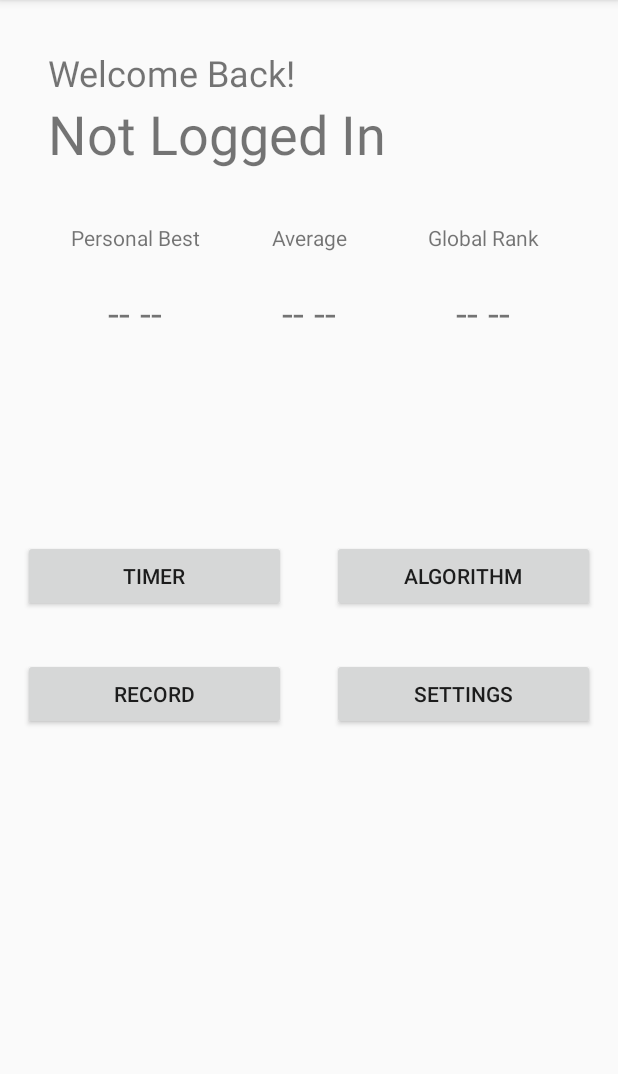
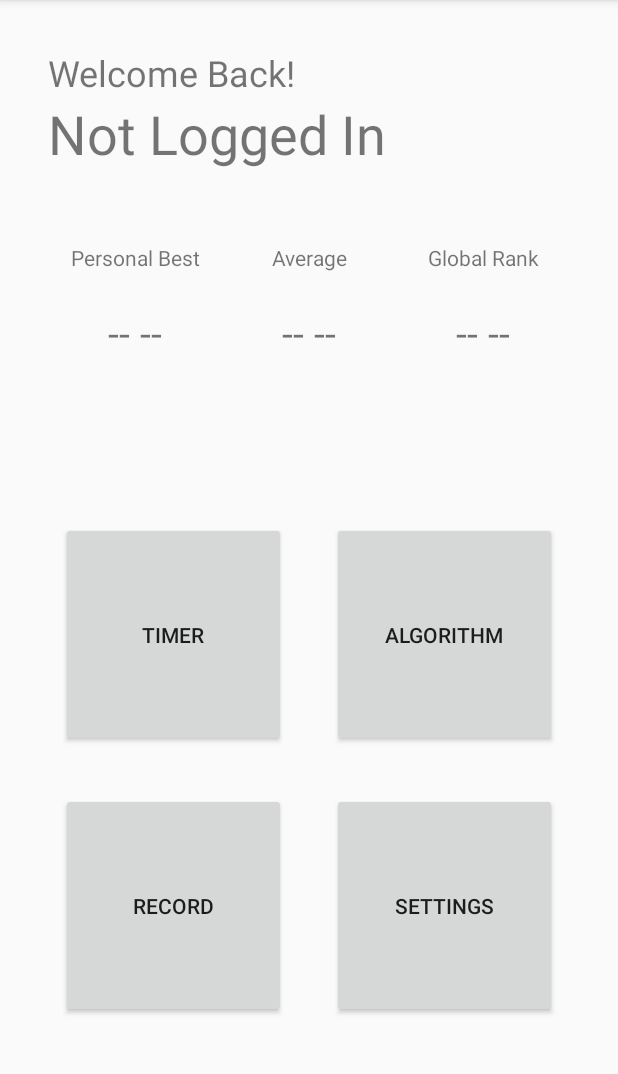
Before and after one commit to IT114118/ITP4210-RubiksCubeTimer-Client, an Android app: the screen it shows after launch (MainActivity), on a phone screen of 412 x 824 dp, the part 84-1158 px from its top. Run offline under Robolectric (Android 15) with nearby library versions, the phone set to English and light mode, and no system bars.

Commit message:
Updated MainActivity.java and activity_main.xml

```diff
--- a/app/src/main/res/layout/activity_main.xml
+++ b/app/src/main/res/layout/activity_main.xml
@@ -7,60 +7,6 @@
     android:layout_width="match_parent"
     android:layout_height="match_parent"
     tools:context=".MainActivity">
-
-    <LinearLayout
-        android:id="@+id/linearLayout2"
-        android:layout_width="match_parent"
-        android:layout_height="wrap_content"
-        android:gravity="center"
-        android:orientation="horizontal"
-        app:layout_constraintBottom_toBottomOf="parent"
-        app:layout_constraintTop_toTopOf="parent"
-        tools:ignore="MissingConstraints">
-
-        <Button
-            android:id="@+id/btn_timer"
-            android:layout_width="0dp"
-            android:layout_height="wrap_content"
-            android:layout_margin="15dp"
-            android:layout_weight="1"
-            android:text="Timer" />
-
-        <Button
-            android:id="@+id/btn_algorithm"
-            android:layout_width="0dp"
-            android:layout_height="wrap_content"
-            android:layout_margin="15dp"
-            android:layout_weight="1"
-            android:text="Algorithm" />
-
-    </LinearLayout>
-
-    <LinearLayout
-        android:layout_width="match_parent"
-        android:layout_height="wrap_content"
-        android:gravity="center"
-        android:orientation="horizontal"
-        app:layout_constraintTop_toBottomOf="@+id/linearLayout2"
-        tools:layout_editor_absoluteX="0dp">
-
-        <Button
-            android:id="@+id/btn_record"
-            android:layout_width="0dp"
-            android:layout_height="wrap_content"
-            android:layout_margin="15dp"
-            android:layout_weight="1"
-            android:text="Record" />
-
-        <Button
-            android:id="@+id/btn_settings"
-            android:layout_width="0dp"
-            android:layout_height="wrap_content"
-            android:layout_margin="15dp"
-            android:layout_weight="1"
-            android:text="Settings" />
-
-    </LinearLayout>
 
     <TextView
         android:id="@+id/textView3"
@@ -93,11 +39,12 @@
         app:layout_constraintTop_toBottomOf="@+id/textView3" />
 
     <LinearLayout
+        android:id="@+id/linearLayout3"
         android:layout_width="0dp"
         android:layout_height="100dp"
         android:layout_marginStart="32dp"
         android:layout_marginLeft="32dp"
-        android:layout_marginTop="32dp"
+        android:layout_marginTop="45dp"
         android:layout_marginEnd="32dp"
         android:layout_marginRight="32dp"
         android:orientation="horizontal"
@@ -176,4 +123,58 @@
         </LinearLayout>
     </LinearLayout>
 
+    <TableLayout
+        android:layout_width="wrap_content"
+        android:layout_height="wrap_content"
+        android:layout_marginStart="32dp"
+        android:layout_marginLeft="32dp"
+        android:layout_marginEnd="32dp"
+        android:layout_marginRight="32dp"
+        app:layout_constraintBottom_toBottomOf="parent"
+        app:layout_constraintEnd_toEndOf="parent"
+        app:layout_constraintStart_toStartOf="parent"
+        app:layout_constraintTop_toBottomOf="@+id/linearLayout3">
+
+        <TableRow
+            android:layout_width="wrap_content"
+            android:layout_height="wrap_content">
+
+            <Button
+                android:id="@+id/btn_timer"
+                android:layout_width="150dp"
+                android:layout_height="150dp"
+                android:layout_margin="15dp"
+                android:text="Timer" />
+
+
+            <Button
+                android:id="@+id/btn_algorithm"
+                android:layout_width="150dp"
+                android:layout_height="150dp"
+                android:layout_margin="15dp"
+                android:text="Algorithm" />
+
+        </TableRow>
+
+        <TableRow
+            android:layout_width="wrap_content"
+            android:layout_height="wrap_content">
+
+            <Button
+                android:id="@+id/btn_record"
+                android:layout_width="150dp"
+                android:layout_height="150dp"
+                android:layout_margin="15dp"
+                android:text="Record" />
+
+            <Button
+                android:id="@+id/btn_settings"
+                android:layout_width="150dp"
+                android:layout_height="150dp"
+                android:layout_margin="15dp"
+                android:text="Settings" />
+
+        </TableRow>
+    </TableLayout>
+
 </android.support.constraint.ConstraintLayout>
```
